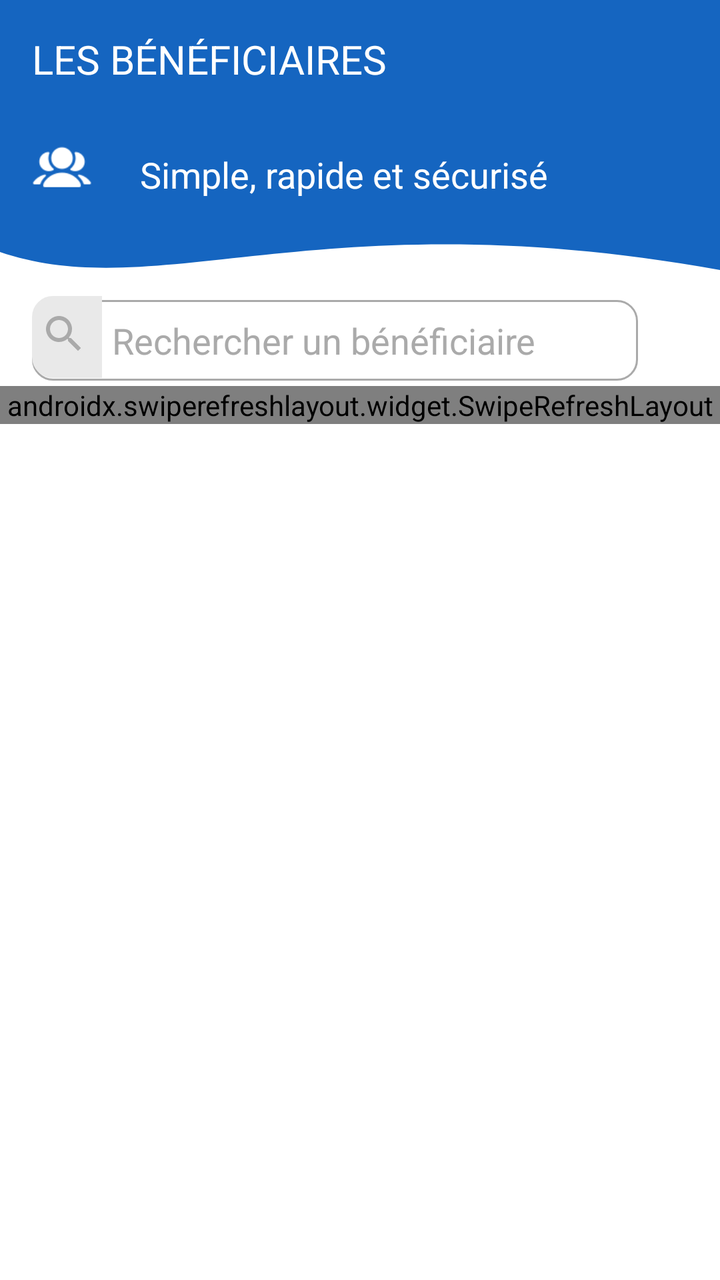
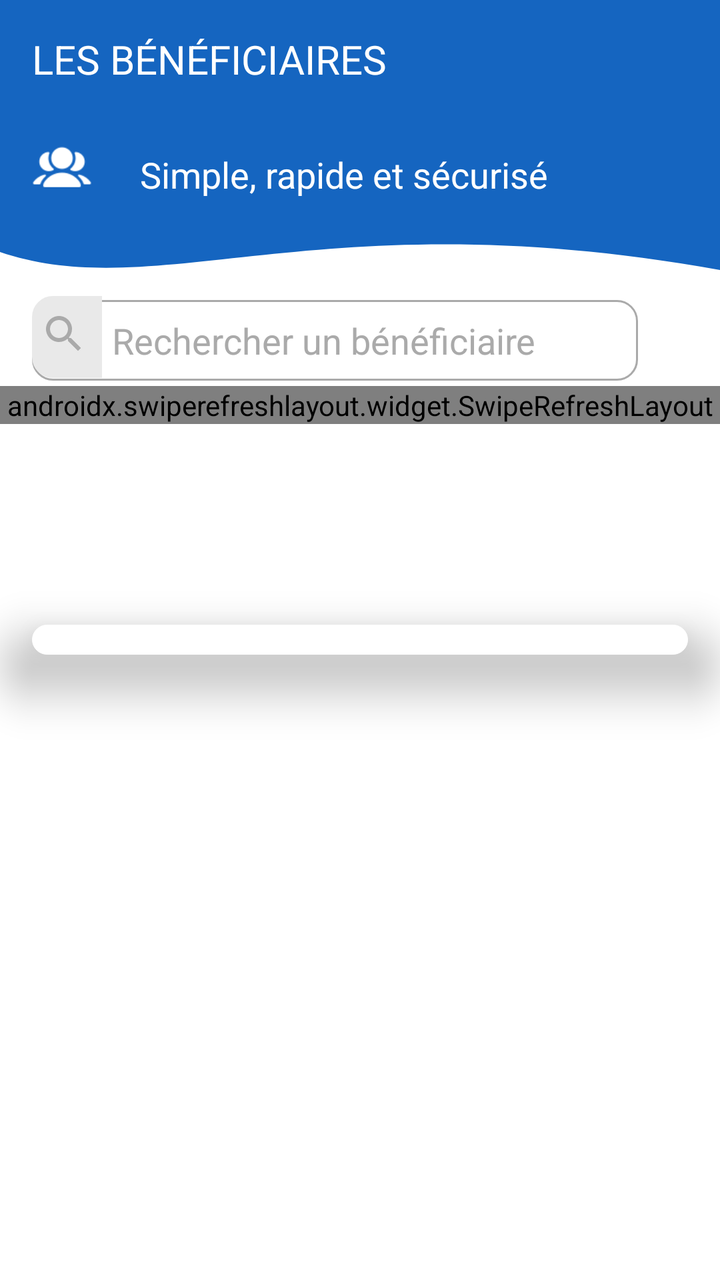

Screens rendered from an Android XML layout before and after an edit, with the pre-edit source and the edit as a unified diff.
<!-- AndroidManifest.xml: application theme AppTheme -->
<!-- res/layout/activity_beneficiaire.xml -->
<?xml version="1.0" encoding="utf-8"?>
<androidx.coordinatorlayout.widget.CoordinatorLayout
    xmlns:android="http://schemas.android.com/apk/res/android"
    xmlns:app="http://schemas.android.com/apk/res-auto"
    xmlns:tools="http://schemas.android.com/tools"
    android:id="@+id/main"
    android:layout_width="match_parent"
    android:layout_height="match_parent"
    tools:context=".activity.Beneficiaire">
    <LinearLayout
        android:layout_width="match_parent"
        android:orientation="vertical"
        android:layout_height="match_parent">
        <LinearLayout
            android:layout_width="match_parent"
            android:background="@drawable/shape_en_s"
            android:orientation="vertical"
            android:layout_height="wrap_content">
            <TextView
                android:layout_width="wrap_content"
                android:id="@+id/tx_text"
                android:textColor="@color/white"
                android:textSize="20dp"
                android:text="Les bénéficiaires"
                android:textAllCaps="true"
                android:layout_margin="@dimen/fab_margin"
                android:layout_height="wrap_content">
            </TextView>
            <TextView
                android:layout_width="wrap_content"
                android:text="Simple, rapide et sécurisé"
                android:textSize="18sp"
                android:textColor="@color/white"
                android:layout_marginTop="@dimen/fab_margin"
                android:layout_marginStart="70dp"
                android:layout_height="wrap_content">

            </TextView>
        </LinearLayout>
        <LinearLayout
            android:layout_width="match_parent"
            android:layout_marginTop="13dp"
            android:layout_height="wrap_content">
            <include layout="@layout/classes"/>
        </LinearLayout>
    </LinearLayout>
    <View
        android:layout_width="match_parent"
        android:background="@color/black"
        android:id="@+id/vid"
        android:alpha="0.5"
        android:elevation="17dp"
        android:visibility="gone"
        android:layout_height="match_parent">
    </View>
    <LinearLayout
        android:layout_width="match_parent"
        android:orientation="horizontal"
        android:gravity="center_vertical"
        android:layout_gravity="top"
        android:layout_marginTop="150dp"
        android:id="@+id/search_layout"
        android:layout_height="wrap_content">

        <EditText
            android:id="@+id/search_bar"
            android:layout_width="0dp"
            android:layout_height="wrap_content"
            android:layout_weight="1"
            android:layout_marginStart="@dimen/fab_margin"
            android:background="@drawable/custom_search_bar"
            android:paddingVertical="8dp"
            android:drawablePadding="8dp"
            android:paddingStart="40dp"
            android:hint="Rechercher un bénéficiaire"
            android:paddingEnd="2dp"
            android:textColor="@android:color/black"
            android:textColorHint="@android:color/darker_gray"
            android:inputType="text" />

        <ImageButton
            android:id="@+id/clear_search_icon"
            android:layout_width="25dp"
            android:layout_height="25dp"
            android:layout_marginHorizontal="8dp"
            app:tint="@color/colorSendre2"
            android:visibility="invisible"
            android:background="?attr/selectableItemBackgroundBorderless"
            android:src="@drawable/clear"
            android:padding="8dp" />

    </LinearLayout>
    <TextView
        android:layout_width="35dp"
        android:layout_height="wrap_content"
        android:layout_marginStart="@dimen/fab_margin"
        android:background="@drawable/chip_background_left"
        android:backgroundTint="@color/colorSendre"
        android:paddingTop="8dp"
        android:paddingBottom="14dp"
        android:layout_marginTop="148dp"
        android:paddingStart="35dp"
        >

    </TextView>
    <ImageView
        android:layout_width="wrap_content"
        android:layout_gravity="top"
        android:layout_marginTop="155dp"
        android:layout_marginStart="20dp"
        android:src="@drawable/ic_search_black_24dp"
        android:layout_height="wrap_content">

    </ImageView>
    <LinearLayout
        android:layout_width="match_parent"
        android:layout_gravity="bottom"
        android:id="@+id/sheet"
        android:elevation="18dp"
        android:layout_marginHorizontal="4dp"
        android:orientation="vertical"
        android:background="@null"
        android:layout_height="wrap_content">

    </LinearLayout>
    <ImageView
        android:layout_width="30dp"
        android:src="@drawable/groupe_64"
        android:layout_gravity="start|top"
        android:layout_marginStart="@dimen/fab_margin"
        android:layout_marginTop="65dp"
        android:layout_height="30dp">

    </ImageView>
    <LinearLayout
        android:layout_width="match_parent"
        android:visibility="gone"
        android:id="@+id/network"
        android:orientation="vertical"
        android:layout_height="match_parent">
        <include layout="@layout/network_layout"/>
    </LinearLayout>
</androidx.coordinatorlayout.widget.CoordinatorLayout>
<!-- res/layout/classes.xml (included above) -->
<?xml version="1.0" encoding="utf-8"?>
<androidx.swiperefreshlayout.widget.SwipeRefreshLayout
    xmlns:android="http://schemas.android.com/apk/res/android"
    android:id="@+id/swifeRefresh"
    xmlns:app="http://schemas.android.com/apk/res-auto"
    android:orientation="vertical"
    android:background="@color/white"
    android:layout_width="match_parent"
    android:layout_height="match_parent">

    <androidx.coordinatorlayout.widget.CoordinatorLayout
        android:layout_width="match_parent"
        android:orientation="vertical"
        android:layout_height="match_parent">

        <LinearLayout
            android:layout_width="match_parent"
            android:orientation="vertical"
            android:background="@color/white"
            android:paddingBottom="1dp"
            android:layout_height="match_parent">
        <LinearLayout
            android:layout_width="match_parent"
            android:orientation="vertical"
            android:id="@+id/lmain"
            android:background="@color/white"
            android:paddingBottom="1dp"
            android:layout_height="wrap_content">
        </LinearLayout>

            <androidx.recyclerview.widget.RecyclerView
                android:id="@+id/liste"
                android:layout_marginTop="0dp"
                android:layout_width="match_parent"
                android:background="@color/white"
                android:layout_marginHorizontal="0dp"
                android:layout_height="match_parent"/>
            <androidx.recyclerview.widget.RecyclerView
                android:id="@+id/liste2"
                android:layout_marginTop="2dp"
                android:visibility="gone"
                android:layout_width="match_parent"
                android:layout_marginHorizontal="0dp"
                android:layout_height="match_parent" />
        </LinearLayout>
        <ProgressBar
            android:layout_gravity="center"
            android:visibility="gone"
            android:id="@+id/pb"
            android:layout_width="50dp"
            android:layout_height="50dp">
        </ProgressBar>
        <TextView
            android:layout_width="wrap_content"
            android:fontFamily="sans-serif-condensed-light"
            android:text="Données vides"
            android:visibility="gone"
            android:id="@+id/vide"
            android:textSize="30dp"
            android:layout_gravity="center"
            android:layout_height="wrap_content">

        </TextView>
        <com.google.android.material.floatingactionbutton.FloatingActionButton
            android:layout_width="wrap_content"
            android:src="@drawable/plus_argant"
            app:backgroundTint="@color/colorAccent"
            android:visibility="gone"
            app:tint="@color/white"
            android:id="@+id/fab"
            app:fabSize="normal"
            android:layout_gravity="bottom|right"
            android:layout_marginHorizontal="@dimen/fab_margin"
            android:layout_marginBottom="8dp"
            android:layout_height="wrap_content">
        </com.google.android.material.floatingactionbutton.FloatingActionButton>

        <LinearLayout
            android:layout_width="match_parent"
            android:background="@color/white"
            android:gravity="center"
            android:visibility="gone"
            android:id="@+id/nodata"
            android:orientation="vertical"
            android:layout_height="match_parent">
            <ImageView
                android:layout_width="60dp"
                android:alpha="0.6"
                app:tint="@color/colorPrimary"
                android:src="@drawable/baseline_browser_not_supported_24"
                android:layout_height="60dp">

            </ImageView>
            <TextView
                android:layout_width="wrap_content"
                android:text="No data found"
                android:id="@+id/text"
                android:layout_marginVertical="@dimen/fab_margin"
                android:layout_height="wrap_content">

            </TextView>
            <TextView
                android:layout_marginTop="@dimen/fab_margin"
                android:layout_width="wrap_content"
                android:text="Créer de nouvelles sections"
                android:id="@+id/news"
                android:visibility="gone"
                android:layout_height="wrap_content">

            </TextView>
        </LinearLayout>
        <LinearLayout
            android:layout_width="match_parent"
            android:background="@color/white"
            android:gravity="center"
            android:visibility="gone"
            android:id="@+id/waite"
            android:orientation="vertical"
            android:layout_height="match_parent">
            <ProgressBar
                android:layout_width="wrap_content"
                android:layout_height="wrap_content">

            </ProgressBar>
            <TextView
                android:layout_width="wrap_content"
                android:text="Chargement en cours, veuillez patienter"
                android:layout_height="wrap_content">

            </TextView>
        </LinearLayout>
        <LinearLayout
            android:layout_width="match_parent"
            android:layout_gravity="bottom"
            android:id="@+id/lbouton"
            android:visibility="gone"
            android:layout_height="wrap_content">
            <include layout="@layout/bouton"></include>
        </LinearLayout>
    </androidx.coordinatorlayout.widget.CoordinatorLayout>
</androidx.swiperefreshlayout.widget.SwipeRefreshLayout>
<!-- res/layout/network_layout.xml (included above) -->
<?xml version="1.0" encoding="utf-8"?>
<androidx.constraintlayout.widget.ConstraintLayout
    xmlns:android="http://schemas.android.com/apk/res/android"
    xmlns:app="http://schemas.android.com/apk/res-auto"
    android:layout_width="match_parent"
    android:layout_height="match_parent"
    android:background="@color/white">

    
    <TextView
        android:id="@+id/tv_title_no_connection"
        android:layout_width="wrap_content"
        android:layout_height="wrap_content"
        android:text="Pas de connexion"
        android:textAppearance="@style/TextAppearance.MaterialComponents.Headline6"
        android:textColor="@color/black"
        android:layout_marginTop="0dp"
        android:textSize="25dp"
        android:textStyle="bold"
        app:layout_constraintTop_toTopOf="parent"
        app:layout_constraintStart_toStartOf="parent"
        app:layout_constraintEnd_toEndOf="parent"
        app:layout_constraintBottom_toTopOf="@+id/animation_no_connection"
        app:layout_constraintVertical_chainStyle="spread" />

    <ImageView
        android:id="@+id/animation_no_connection"
        android:layout_width="100dp"
        android:layout_height="100dp"
        android:src="@drawable/wifi_100"
        app:layout_constraintTop_toBottomOf="@id/tv_title_no_connection"
        app:layout_constraintBottom_toTopOf="@+id/tv_subtitle_no_connection"
        app:layout_constraintStart_toStartOf="parent"
        app:layout_constraintEnd_toEndOf="parent" />
    <TextView
        android:id="@+id/tv_subtitle_no_connection"
        android:layout_width="wrap_content"
        android:layout_height="wrap_content"
        android:text="Veuillez vérifier votre connexion Internet et réessayer."
        android:textAppearance="@style/TextAppearance.MaterialComponents.Body2"
        android:textColor="@color/black"
        android:layout_marginTop="8dp"
        android:gravity="center"
        android:padding="24dp"
        android:textSize="18dp"
        app:layout_constraintTop_toBottomOf="@id/animation_no_connection"
        app:layout_constraintBottom_toTopOf="@+id/card_message"
        app:layout_constraintStart_toStartOf="parent"
        app:layout_constraintEnd_toEndOf="parent"/>
    <LinearLayout
        android:id="@+id/card_message"
        android:layout_width="match_parent"
        android:layout_height="wrap_content"
        android:layout_margin="16dp"
        android:orientation="vertical"
        android:padding="24dp"
        android:background="@color/white"
        android:gravity="center_horizontal"
        app:layout_constraintTop_toBottomOf="@id/tv_subtitle_no_connection"
        app:layout_constraintStart_toStartOf="parent"
        app:layout_constraintEnd_toEndOf="parent"
        app:layout_constraintBottom_toBottomOf="parent">



        <com.google.android.material.button.MaterialButton
            android:id="@+id/btn_retry"
            style="@style/Widget.MaterialComponents.Button"
            android:layout_width="match_parent"
            android:layout_height="wrap_content"
            android:text="Réessayer"
            android:layout_marginTop="16dp" />

        <com.google.android.material.button.MaterialButton
            android:id="@+id/btn_settings"
            style="@style/Widget.MaterialComponents.Button.OutlinedButton"
            android:layout_width="match_parent"
            android:layout_height="wrap_content"
            android:text="Annuler"
            android:layout_marginTop="8dp" />

    </LinearLayout>

</androidx.constraintlayout.widget.ConstraintLayout>
<!-- res/layout/bouton.xml (included above) -->
<?xml version="1.0" encoding="utf-8"?>
<LinearLayout
    xmlns:android="http://schemas.android.com/apk/res/android"
    xmlns:app="http://schemas.android.com/apk/res-auto"
    android:layout_width="match_parent"
    android:orientation="vertical"
    android:layout_height="wrap_content">
    <com.google.android.material.button.MaterialButton
        android:id="@+id/outlinedButton"
        android:layout_width="match_parent"
        android:layout_height="match_parent"
        app:backgroundTint="@color/colorAccent"
        android:padding="5dp"
        android:textColor="@color/white"
        android:layout_marginHorizontal="8dp"
        android:layout_marginVertical="8dp"
        android:text="Outlined button"
        >
    </com.google.android.material.button.MaterialButton>
</LinearLayout>
<!-- resources referenced by this layout -->
<resources>
  <color name="black">#FF000000</color>
  <color name="colorAccent">#FF9800</color>
  <color name="colorPrimary">#1565C0</color>
  <color name="colorSendre">#E9E9E9</color>
  <color name="colorSendre2">#8E8E8A</color>
  <color name="white">#FFFFFFFF</color>
  <dimen name="fab_margin">16dp</dimen>
  <!-- drawable baseline_browser_not_supported_24 (drawable) -->
  <vector android:height="24dp" android:tint="#000000"
      android:viewportHeight="24" android:viewportWidth="24"
      android:width="24dp" xmlns:android="http://schemas.android.com/apk/res/android">
      <path android:fillColor="@android:color/white" android:pathData="M19,6v10.5l1.95,1.95C20.98,18.3 21,18.15 21,18V6c0,-1.1 -0.9,-2 -2,-2H6.5l2,2H19z"/>
      <path android:fillColor="@android:color/white" android:pathData="M3.22,3.32L1.95,4.59L3,5.64L3,18c0,1.1 0.9,2 2,2h12.36l2.06,2.06l1.27,-1.27L3.22,3.32zM15,18H5V7.64L15.36,18H15z"/>
  </vector>
  <!-- drawable chip_background_left (drawable) -->
  <?xml version="1.0" encoding="utf-8"?>
  <shape xmlns:android="http://schemas.android.com/apk/res/android">
      <solid android:color="@color/white"/>
      <corners android:topLeftRadius="10dp"
          android:bottomLeftRadius="10dp" />
      <stroke android:width="1dp"
          android:color="@color/textColor" />
  </shape>
  <!-- drawable custom_search_bar (drawable) -->
  <?xml version="1.0" encoding="utf-8"?>
  <shape xmlns:android="http://schemas.android.com/apk/res/android">
      <solid android:color="@color/white" />
      <corners android:radius="10dp" />
      <stroke android:width="1dp"
          android:color="@android:color/darker_gray" />
  </shape>
  <!-- drawable ic_search_black_24dp (drawable) -->
  <vector android:height="24dp" android:tint="@android:color/darker_gray"
      android:viewportHeight="24.0" android:viewportWidth="24.0"
      android:width="24dp" xmlns:android="http://schemas.android.com/apk/res/android">
      <path android:fillColor="#FF000000" android:pathData="M15.5,14h-0.79l-0.28,-0.27C15.41,12.59 16,11.11 16,9.5 16,5.91 13.09,3 9.5,3S3,5.91 3,9.5 5.91,16 9.5,16c1.61,0 3.09,-0.59 4.23,-1.57l0.27,0.28v0.79l5,4.99L20.49,19l-4.99,-5zM9.5,14C7.01,14 5,11.99 5,9.5S7.01,5 9.5,5 14,7.01 14,9.5 11.99,14 9.5,14z"/>
  </vector>
  <!-- drawable plus_argant (drawable) -->
  <vector android:height="24dp" android:tint="@color/colorPrimary"
      android:viewportHeight="24" android:viewportWidth="24"
      android:width="24dp" xmlns:android="http://schemas.android.com/apk/res/android">
      <path android:fillColor="@android:color/white" android:pathData="M19,13h-6v6h-2v-6H5v-2h6V5h2v6h6v2z"/>
  </vector>
  <color name="textColor">#2B2A2A</color>
  <color name="colorPrimaryDark">#003C8F</color>
  <color name="navigationBarColor">@color/colorPrimaryDark</color>
  <!-- unchanged entries left out for length: 5 -->
</resources>

<!-- the commit's change to res/layout/activity_beneficiaire.xml (unified diff, before → after) -->
@@ -114,12 +114,12 @@
     </ImageView>
     <LinearLayout
         android:layout_width="match_parent"
-        android:layout_gravity="bottom"
+        android:layout_gravity="center"
         android:id="@+id/sheet"
         android:elevation="18dp"
-        android:layout_marginHorizontal="4dp"
-        android:orientation="vertical"
-        android:background="@null"
+        android:layout_marginHorizontal="16dp"
+        android:orientation="vertical"
+        android:background="@drawable/shap_edite_carre"
         android:layout_height="wrap_content">
 
     </LinearLayout>
<!-- resource entries referenced after the edit -->
@@ -43,6 +43,24 @@
       android:width="24dp" xmlns:android="http://schemas.android.com/apk/res/android">
       <path android:fillColor="@android:color/white" android:pathData="M19,13h-6v6h-2v-6H5v-2h6V5h2v6h6v2z"/>
   </vector>
+  <!-- drawable shap_edite_carre (drawable) -->
+  <?xml version="1.0" encoding="utf-8"?>
+  <shape xmlns:android="http://schemas.android.com/apk/res/android"
+      android:shape="rectangle">
+      <stroke android:width="0.1dp"
+          android:color="@color/white"/>
+      <solid android:color="@color/white">
+  
+      </solid>
+      <padding android:left="0dp"
+          android:top="0dp"
+          android:right="0dp"
+          android:bottom="15dp" />
+      <corners android:bottomLeftRadius="15dp"
+          android:topLeftRadius="15dp"
+          android:topRightRadius="15dp"
+          android:bottomRightRadius="15dp"/>
+  </shape>
   <color name="textColor">#2B2A2A</color>
   <color name="colorPrimaryDark">#003C8F</color>
   <color name="navigationBarColor">@color/colorPrimaryDark</color>
